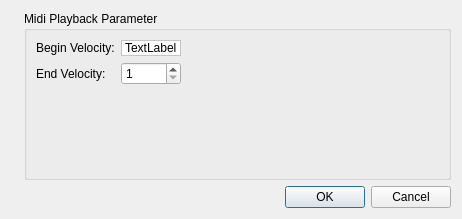
The window that mscore/mscore/hairpinproperties.ui (musescore/musescore-old) describes before a commit, drawn with Qt 5.
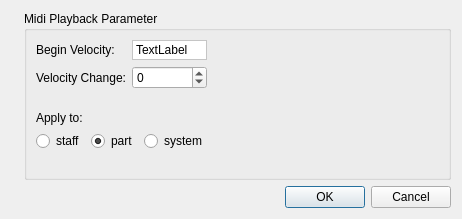
The same window after the commit. Icons and pictures are not drawn.

The edit to the form file:
```diff
--- a/mscore/mscore/hairpinproperties.ui
+++ b/mscore/mscore/hairpinproperties.ui
@@ -129,34 +129,59 @@
       <item row="1" column="0">
        <widget class="QLabel" name="label2">
         <property name="text">
-         <string>End Velocity:</string>
+         <string>Velocity Change:</string>
         </property>
        </widget>
       </item>
       <item row="1" column="1">
        <widget class="QSpinBox" name="endVelocity">
         <property name="minimum">
-         <number>1</number>
+         <number>-127</number>
         </property>
         <property name="maximum">
          <number>127</number>
         </property>
        </widget>
       </item>
-      <item row="2" column="0">
-       <spacer name="verticalSpacer">
-        <property name="orientation">
-         <enum>Qt::Vertical</enum>
+      <item row="3" column="0" colspan="2">
+       <widget class="QLabel" name="label_2">
+        <property name="text">
+         <string>Apply to:</string>
         </property>
-        <property name="sizeHint" stdset="0">
-         <size>
-          <width>20</width>
-          <height>40</height>
-         </size>
-        </property>
-       </spacer>
+       </widget>
       </item>
-      <item row="1" column="2">
+      <item row="4" column="0" colspan="2">
+       <layout class="QHBoxLayout" name="horizontalLayout">
+        <item>
+         <widget class="QRadioButton" name="staffButton">
+          <property name="text">
+           <string>staff</string>
+          </property>
+          <property name="checked">
+           <bool>false</bool>
+          </property>
+         </widget>
+        </item>
+        <item>
+         <widget class="QRadioButton" name="partButton">
+          <property name="text">
+           <string>part</string>
+          </property>
+          <property name="checked">
+           <bool>true</bool>
+          </property>
+         </widget>
+        </item>
+        <item>
+         <widget class="QRadioButton" name="systemButton">
+          <property name="text">
+           <string>system</string>
+          </property>
+         </widget>
+        </item>
+       </layout>
+      </item>
+      <item row="0" column="2">
        <spacer name="horizontalSpacer">
         <property name="orientation">
          <enum>Qt::Horizontal</enum>
@@ -169,6 +194,32 @@
         </property>
        </spacer>
       </item>
+      <item row="5" column="0">
+       <spacer name="verticalSpacer">
+        <property name="orientation">
+         <enum>Qt::Vertical</enum>
+        </property>
+        <property name="sizeHint" stdset="0">
+         <size>
+          <width>20</width>
+          <height>40</height>
+         </size>
+        </property>
+       </spacer>
+      </item>
+      <item row="2" column="0">
+       <spacer name="verticalSpacer_2">
+        <property name="orientation">
+         <enum>Qt::Vertical</enum>
+        </property>
+        <property name="sizeHint" stdset="0">
+         <size>
+          <width>20</width>
+          <height>40</height>
+         </size>
+        </property>
+       </spacer>
+      </item>
      </layout>
     </widget>
    </item>
```
Left out of the diff: 2 changed lines with no effect on the pictures.
